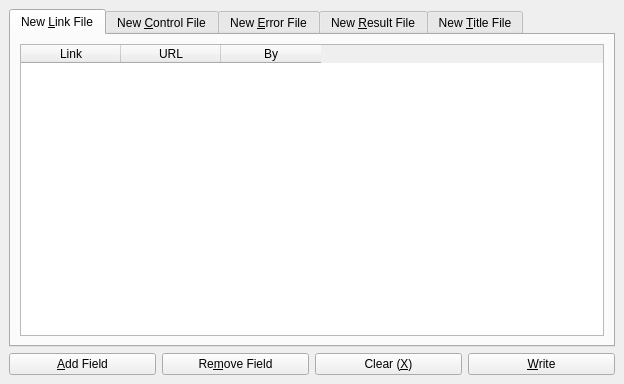
First picture: the form in qjson/ui/qjson.ui, repository part1zano/wrk-tools, before the edit.
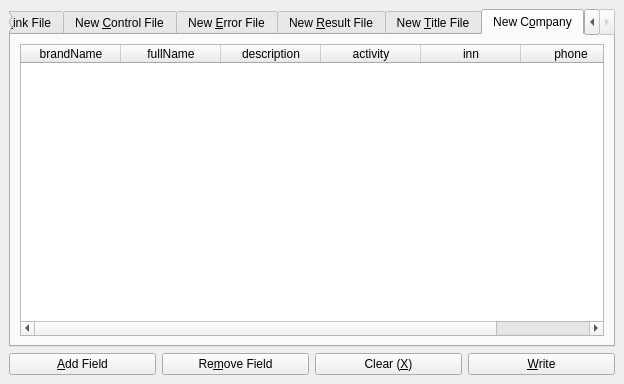
Second picture: the form after the edit. Icons and pictures are not drawn.

Commit message:
Added company adder for some reason
Adds a company with specified fields
 On branch master
 Changes to be committed:
   (use "git reset HEAD <file>..." to unstage)

	modified:   qjson.py
	modified:   ui/qjson.ui

What changed in the file:
```diff
--- a/qjson/ui/qjson.ui
+++ b/qjson/ui/qjson.ui
@@ -22,7 +22,7 @@
     <item row="0" column="0" colspan="4">
      <widget class="QTabWidget" name="tabWidget">
       <property name="currentIndex">
-       <number>0</number>
+       <number>5</number>
       </property>
       <property name="documentMode">
        <bool>false</bool>
@@ -228,6 +228,59 @@
         </item>
        </layout>
       </widget>
+      <widget class="QWidget" name="tabCompany">
+       <attribute name="title">
+        <string>New C&amp;ompany</string>
+       </attribute>
+       <layout class="QHBoxLayout" name="horizontalLayout_6">
+        <item>
+         <widget class="QTableWidget" name="tableCompany">
+          <property name="alternatingRowColors">
+           <bool>true</bool>
+          </property>
+          <property name="selectionMode">
+           <enum>QAbstractItemView::SingleSelection</enum>
+          </property>
+          <property name="selectionBehavior">
+           <enum>QAbstractItemView::SelectRows</enum>
+          </property>
+          <attribute name="verticalHeaderVisible">
+           <bool>false</bool>
+          </attribute>
+          <column>
+           <property name="text">
+            <string>brandName</string>
+           </property>
+          </column>
+          <column>
+           <property name="text">
+            <string>fullName</string>
+           </property>
+          </column>
+          <column>
+           <property name="text">
+            <string>description</string>
+           </property>
+          </column>
+          <column>
+           <property name="text">
+            <string>activity</string>
+           </property>
+          </column>
+          <column>
+           <property name="text">
+            <string>inn</string>
+           </property>
+          </column>
+          <column>
+           <property name="text">
+            <string>phone</string>
+           </property>
+          </column>
+         </widget>
+        </item>
+       </layout>
+      </widget>
      </widget>
     </item>
     <item row="1" column="0">
```
The commit also changes 1 other file.
